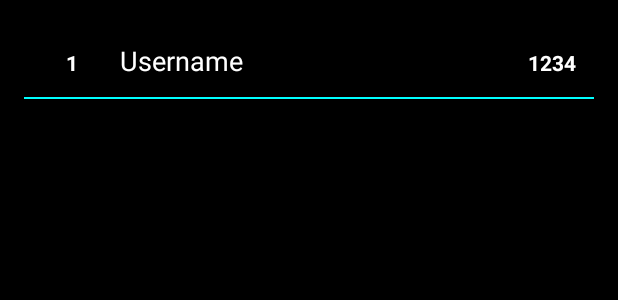
After one commit to polarparsnip/ScreenSage, an Android app: the layout scoreboard_item.xml on its own in the app's theme, with its tools: preview values and no code run, on a phone screen of 412 x 824 dp. The commit adds this screen. Shown: the top 300 px of the screen. Run offline under Robolectric (Android 15) with nearby library versions, the phone set to English and light mode, and no system bars.

Commit message:
Implement scoreboard functionality

```diff
--- a/screensage-android/app/src/main/java/com/example/screensage/MainActivity.kt
+++ b/screensage-android/app/src/main/java/com/example/screensage/MainActivity.kt
@@ -116,6 +116,8 @@ class MainActivity : AppCompatActivity() {
                     }
                     navController.navigate(R.id.nav_watchlists, bundle)
                 }
+
+                R.id.nav_scoreboard -> navController.navigate(R.id.nav_scoreboard)
             }
             drawerLayout.closeDrawers()
             true
--- /dev/null
+++ b/screensage-android/app/src/main/res/layout/scoreboard_item.xml
@@ -0,0 +1,44 @@
+<?xml version="1.0" encoding="utf-8"?>
+<LinearLayout xmlns:android="http://schemas.android.com/apk/res/android"
+    android:layout_width="match_parent"
+    android:layout_height="wrap_content"
+    android:orientation="vertical"
+    android:padding="16dp">
+
+    <LinearLayout
+        android:layout_width="match_parent"
+        android:layout_height="wrap_content"
+        android:orientation="horizontal"
+        android:padding="12dp">
+
+        <TextView
+            android:id="@+id/textRank"
+            android:layout_width="40dp"
+            android:layout_height="wrap_content"
+            android:text="1"
+            android:textStyle="bold"
+            android:gravity="center" />
+
+        <TextView
+            android:id="@+id/textUsername"
+            android:layout_width="0dp"
+            android:layout_height="wrap_content"
+            android:layout_weight="1"
+            android:text="Username"
+            android:paddingStart="12dp"
+            android:textAppearance="?android:textAppearanceMedium" />
+
+        <TextView
+            android:id="@+id/textScore"
+            android:layout_width="wrap_content"
+            android:layout_height="wrap_content"
+            android:text="1234"
+            android:textStyle="bold" />
+
+    </LinearLayout>
+
+    <View
+        android:layout_width="match_parent"
+        android:layout_height="1dp"
+        android:background="#00FFFF" />
+</LinearLayout>
--- a/screensage-android/app/src/main/res/menu/activity_main_drawer.xml
+++ b/screensage-android/app/src/main/res/menu/activity_main_drawer.xml
@@ -32,5 +32,9 @@
             android:id="@+id/nav_watchlists"
             android:icon="@drawable/ic_menu_watchlists"
             android:title="My watchlists" />
+        <item
+            android:id="@+id/nav_scoreboard"
+            android:icon="@drawable/ic_menu_watchlists"
+            android:title="Scoreboard" />
     </group>
 </menu>
```
Also changed, not shown: screensage-android/app/src/main/java/com/example/screensage/network/NetworkService.kt (+27 -0 lines), screensage-android/app/src/main/java/com/example/screensage/ui/ScoreboardFragment.kt (added, +118 -0 lines), screensage-android/app/src/main/java/com/example/screensage/utils/ScoreboardAdapter.kt (added, +83 -0 lines), screensage-android/app/src/main/res/layout/fragment_scoreboard.xml (added, +55 -0 lines), screensage-android/app/src/main/res/navigation/mobile_navigation.xml (+13 -7 lines).
